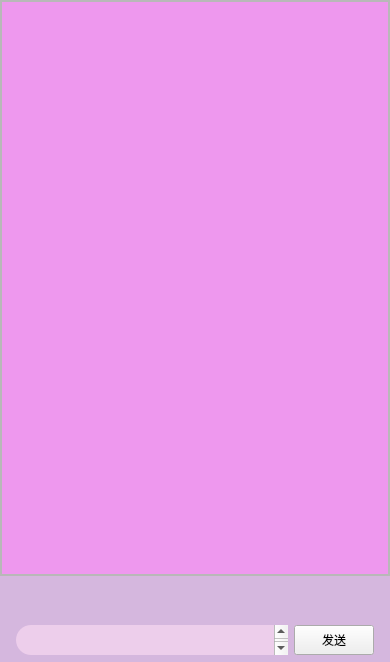
E-sion/NEEDY-GIRL-OVERDOSE, file ui/untitled3.ui: the form before one commit.
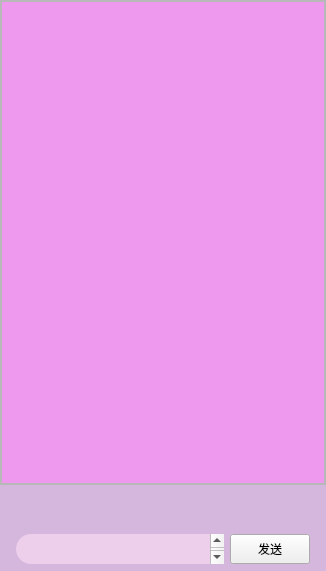
The form after the commit. Icons and pictures are not drawn.

Diff of the .ui file:
```diff
--- a/ui/untitled3.ui
+++ b/ui/untitled3.ui
@@ -9,8 +9,8 @@
    <rect>
     <x>0</x>
     <y>0</y>
-    <width>390</width>
-    <height>662</height>
+    <width>326</width>
+    <height>571</height>
    </rect>
   </property>
   <property name="windowTitle">
@@ -98,8 +98,8 @@
            <rect>
             <x>0</x>
             <y>0</y>
-            <width>386</width>
-            <height>483</height>
+            <width>322</width>
+            <height>392</height>
            </rect>
           </property>
           <property name="styleSheet">
```
Left out of the diff: 20 changed lines with no effect on the pictures.
